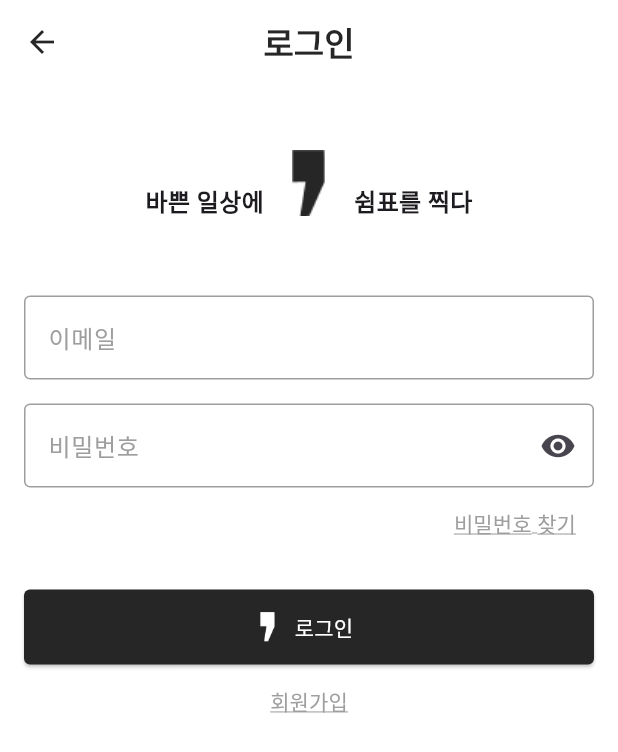
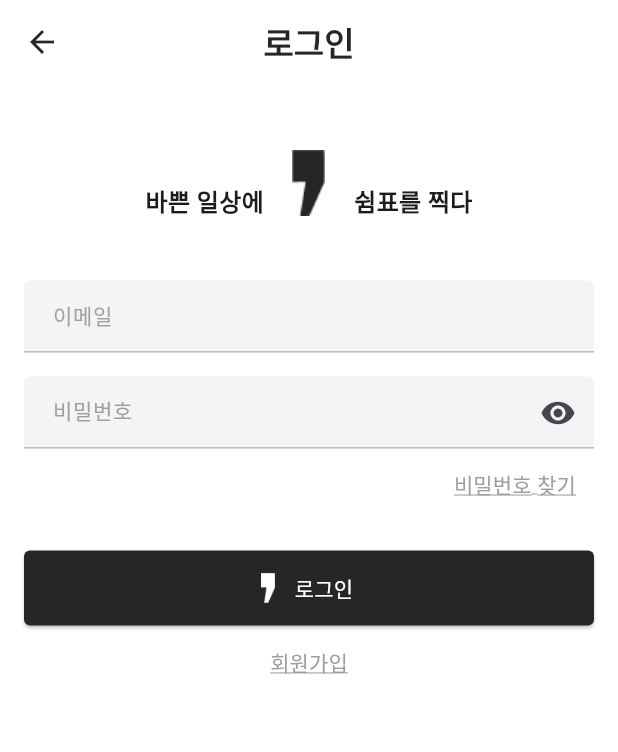
Before and after one commit to Comma-in-the-schedule/front_end_repo, a Flutter app: the LoginScreen screen opened by its route, on a phone screen of 412 x 824 dp. Shown: the top 752 px of the screen. Run offline on Flutter 3.47's test engine with Material 3 defaults, Android fonts, the phone set to English and light mode, and no system bars; our stand-ins replace shared_preferences; accounts and stored records are empty; Roboto replaces fonts that are missing (Pretendard).

Commit message:
feat: 로그인 화면 디자인 가이드 적용

```diff
--- a/lib/features/auth/presentation/pages/login_screen.dart
+++ b/lib/features/auth/presentation/pages/login_screen.dart
@@ -131,7 +131,7 @@ class _LoginScreenState extends State<LoginScreen> {
     }
   }
 
-  /// 토큰 저장 함수
+  /// 📌 토큰 저장 함수
   Future<bool> _saveTokens(String token, String refreshToken) async {
     try {
       final prefs = await SharedPreferences.getInstance();
@@ -150,7 +150,7 @@ class _LoginScreenState extends State<LoginScreen> {
     required String title,
     required String message1,
     String? message2,
-    String? navigateTo,
+    String? navigateTo, // 특정 페이지 이동할 경우 사용
   }) {
     if (!mounted) return;
 
@@ -276,26 +276,37 @@ class _LoginScreenState extends State<LoginScreen> {
                   ),
                 ],
               ),
-              const SizedBox(height: 20),
+              const SizedBox(height: 10),
+
               // 이메일 입력
               TextField(
                 controller: _emailController,
                 decoration: InputDecoration(
-                  labelText: '이메일',
-                  labelStyle: TextStyle(
-                    color: _emailError != null
-                        ? const Color(0xFFB00020)
-                        : Colors.grey,
+                  filled: true,
+                  fillColor: const Color(0xFFF2F4F5),
+                  hintText: '이메일',
+                  hintStyle: const TextStyle(
+                    fontSize: 14,
+                    color: Colors.grey,
                   ),
-                  border: const OutlineInputBorder(),
-                  enabledBorder: OutlineInputBorder(
+                  contentPadding: const EdgeInsets.symmetric(
+                    vertical: 5,
+                    horizontal: 15,
+                  ),
+                  enabledBorder: UnderlineInputBorder(
                     borderSide: BorderSide(
-                      color: _emailError != null ? Colors.red : Colors.grey,
+                      color: _emailError != null
+                          ? Color(0xFFB00020)
+                          : Color(0xFFBDBDBD),
+                      width: 1,
                     ),
                   ),
-                  focusedBorder: OutlineInputBorder(
+                  focusedBorder: UnderlineInputBorder(
                     borderSide: BorderSide(
-                      color: _emailError != null ? Colors.red : Colors.grey,
+                      color: _emailError != null
+                          ? Color(0xFFB00020)
+                          : Color(0xFF262627),
+                      width: 1,
                     ),
                   ),
                   errorText: _emailError,
@@ -304,26 +315,37 @@ class _LoginScreenState extends State<LoginScreen> {
                 onChanged: _validateEmail,
               ),
               const SizedBox(height: 16),
+
               // 비밀번호 입력
               TextField(
                 controller: _passwordController,
                 obscureText: !_isPasswordVisible,
                 decoration: InputDecoration(
-                  labelText: '비밀번호',
-                  labelStyle: TextStyle(
-                    color: _passwordError != null
-                        ? const Color(0xFFB00020)
-                        : Colors.grey,
+                  filled: true,
+                  fillColor: const Color(0xFFF2F4F5),
+                  hintText: '비밀번호',
+                  hintStyle: const TextStyle(
+                    fontSize: 14,
+                    color: Colors.grey,
                   ),
-                  border: const OutlineInputBorder(),
-                  enabledBorder: OutlineInputBorder(
+                  contentPadding: const EdgeInsets.symmetric(
+                    vertical: 11,
+                    horizontal: 15,
+                  ),
+                  enabledBorder: UnderlineInputBorder(
                     borderSide: BorderSide(
-                      color: _passwordError != null ? Colors.red : Colors.grey,
+                      color: _passwordError != null
+                          ? Color(0xFFB00020)
+                          : Color(0xFFBDBDBD),
+                      width: 1,
                     ),
                   ),
-                  focusedBorder: OutlineInputBorder(
+                  focusedBorder: UnderlineInputBorder(
                     borderSide: BorderSide(
-                      color: _passwordError != null ? Colors.red : Colors.grey,
+                      color: _passwordError != null
+                          ? Color(0xFFB00020)
+                          : Color(0xFF262627),
+                      width: 1,
                     ),
                   ),
                   errorText: _passwordError,
@@ -339,6 +361,8 @@ class _LoginScreenState extends State<LoginScreen> {
                 ),
                 onChanged: _validatePassword,
               ),
+
+              // 비밀번호 찾기
               Align(
                 alignment: Alignment.centerRight,
                 child: TextButton(
@@ -356,12 +380,15 @@ class _LoginScreenState extends State<LoginScreen> {
                 ),
               ),
               const SizedBox(height: 20),
+
               // 로그인 버튼
               CustomButton(
                 text: '로그인',
-                iconPath: 'assets/icons/logo_white.png',
+                iconPath: 'assets/icons/logo_w.png',
                 onPressed: _login,
               ),
+
+              // 회원가입
               Align(
                 alignment: Alignment.center,
                 child: TextButton(
```
